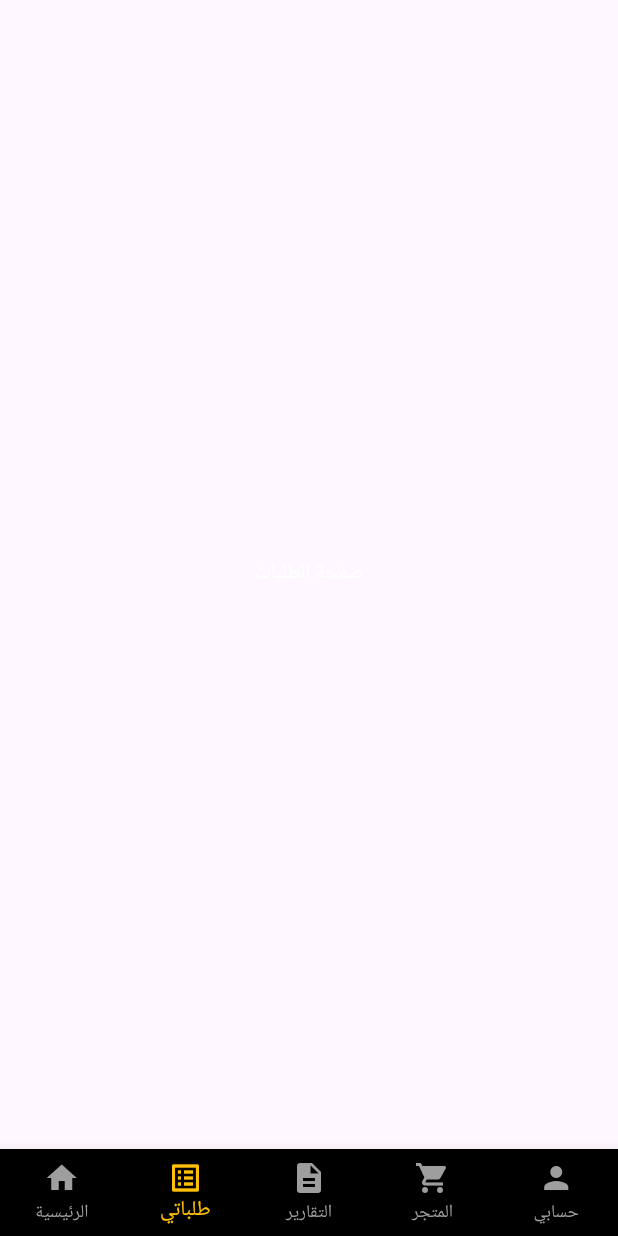
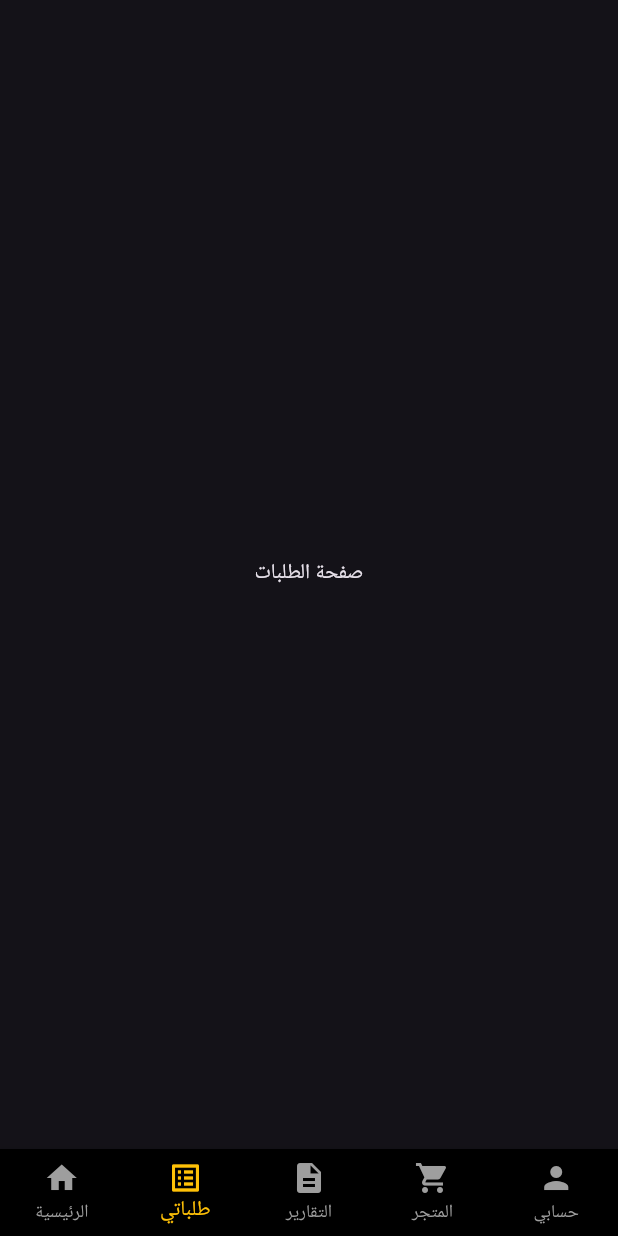
Before and after one commit to ahmedchiva-max/smart, a Flutter app: the screen it shows after launch, item 2 of the bottom bar chosen, on a phone screen of 412 x 824 dp. Run offline on Flutter 3.47's test engine with Material 3 defaults, Android fonts, the phone set to English and light mode, and no system bars.

Commit message:
إصلاح التداخل وتجهيز التطبيق للتشغيل

```diff
--- a/lib/main.dart
+++ b/lib/main.dart
@@ -4,6 +4,8 @@ import 'screens/shop_page.dart';
 
 void main() => runApp(MaterialApp(
   debugShowCheckedModeBanner: false,
+  title: 'Smart Elevators',
+  theme: ThemeData(brightness: Brightness.dark),
   home: MainNavigation(),
 ));
 
@@ -16,16 +18,16 @@ class _MainNavigationState extends State<MainNavigation> {
   int _currentIndex = 0;
   final List<Widget> _pages = [
     SmartHomePage(),
-    Center(child: Text("صفحة الطلبات", style: TextStyle(color: Colors.white))),
-    Center(child: Text("صفحة التقارير", style: TextStyle(color: Colors.white))),
+    Center(child: Text("صفحة الطلبات")),
+    Center(child: Text("صفحة التقارير")),
     ShopPage(),
-    Center(child: Text("حسابي", style: TextStyle(color: Colors.white))),
+    Center(child: Text("حسابي")),
   ];
 
   @override
   Widget build(BuildContext context) {
     return Scaffold(
-      body: _pages[_currentIndex],
+      body: IndexedStack(index: _currentIndex, children: _pages),
       bottomNavigationBar: BottomNavigationBar(
         backgroundColor: Colors.black,
         selectedItemColor: Colors.amber,
```
